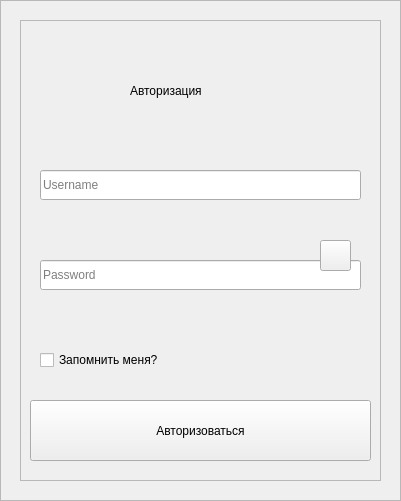
First picture: the form in ui/auth.ui, repository Wester35/desktop-app-mcc, before the edit.
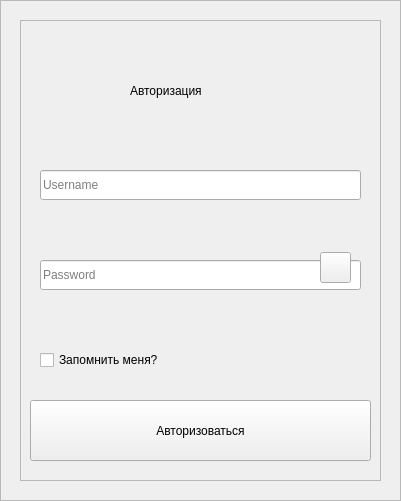
Second picture: the form after the edit. Icons and pictures are not drawn.

Patch:
```diff
--- a/ui/auth.ui
+++ b/ui/auth.ui
@@ -227,7 +227,7 @@
      <property name="geometry">
       <rect>
        <x>300</x>
-       <y>220</y>
+       <y>232</y>
        <width>31</width>
        <height>31</height>
       </rect>
```
